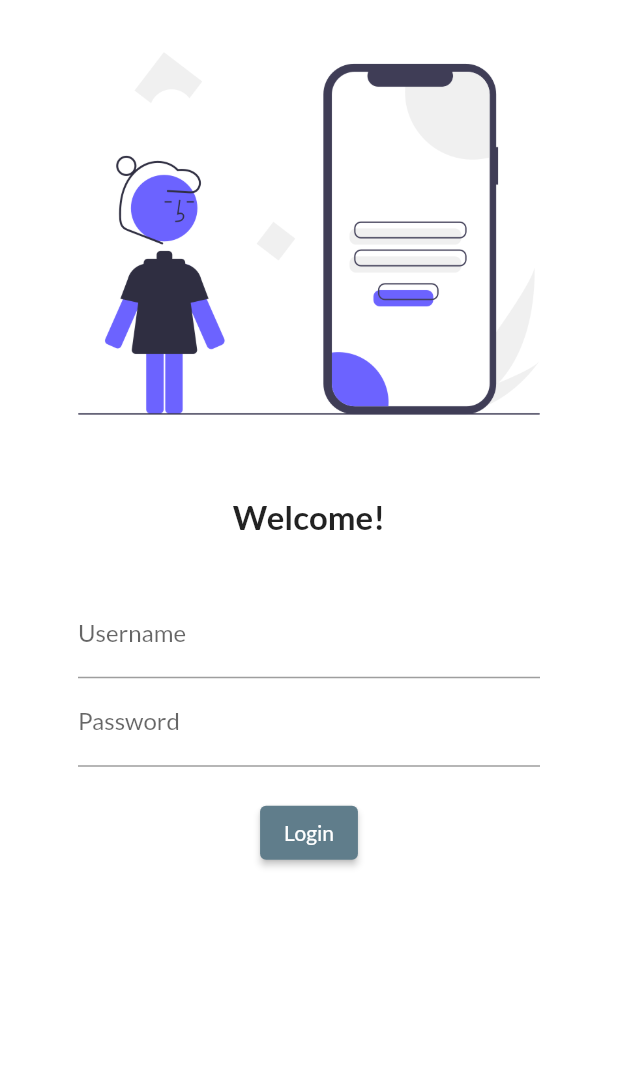
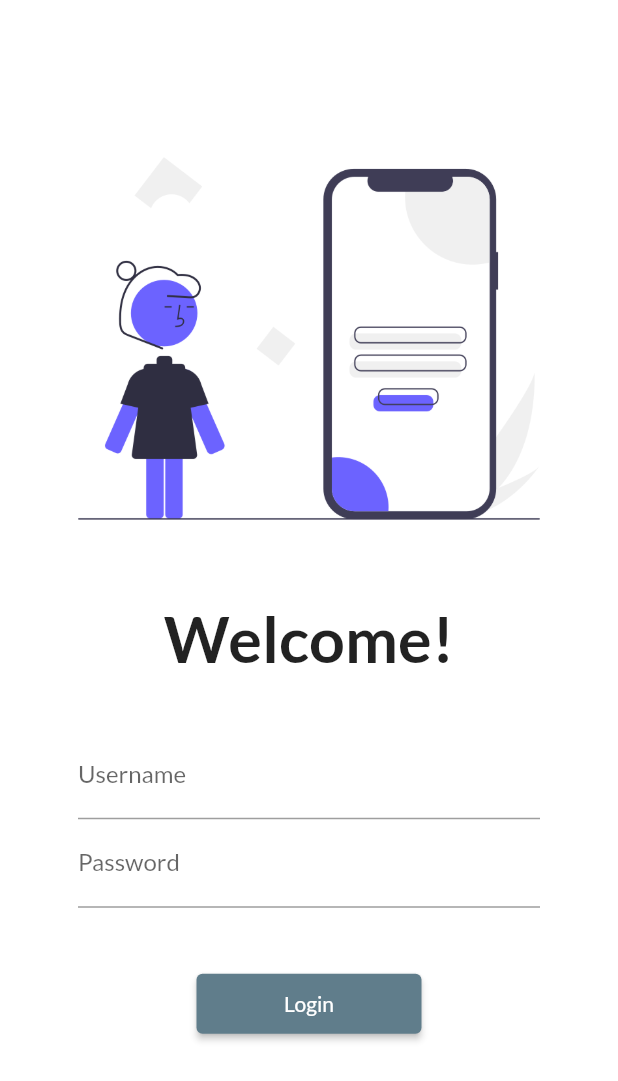
Before and after one commit to Priyankagupta186/flutter, a Flutter app: the screen it shows after launch, on a phone screen of 412 x 824 dp. Shown: the top 1081 px of the screen. Run offline on Flutter 3.47's test engine with Material 2 defaults, Android fonts, the phone set to English and light mode, and no system bars; our stand-ins replace google_fonts.

Commit message:
day  6 completed

```diff
--- a/lib/main.dart
+++ b/lib/main.dart
@@ -1,6 +1,7 @@
 import 'package:flutter/material.dart';
 import 'package:flutter_catalog/screens/home_page.dart';
 import 'package:flutter_catalog/screens/login_page.dart';
+import 'package:flutter_catalog/utils/routes.dart';
 import 'package:google_fonts/google_fonts.dart';
 
 void main(List<String> args) {
@@ -20,13 +21,16 @@ class MyApp extends StatelessWidget {
         primarySwatch: Colors.blueGrey,
         //primaryTextTheme: GoogleFonts.latoTextTheme()
       ),
+      debugShowCheckedModeBanner: false,
       darkTheme: ThemeData(
         brightness: Brightness.dark,
       ),
      // home: HomePage(),
+     initialRoute: "/",
       routes: {
-        '/':(context)=>LoginPage(),
-        '/login':(context)=>LoginPage(),
+        "/":(context)=>LoginPage(),
+        MyRoutes.loginRoute:(context)=>LoginPage(),
+        MyRoutes.homeRoute:(context)=>HomePage(),
       },
     );
   }
--- a/lib/screens/home_page.dart
+++ b/lib/screens/home_page.dart
@@ -9,13 +9,13 @@ class HomePage extends StatelessWidget {
   Widget build(BuildContext context) {
     return Scaffold(
       appBar: AppBar(
-        title: Text('second day'),
-        backgroundColor: Colors.purple,
+        title: Text('Learning App'),
+        backgroundColor: Colors.blue,
        // centerTitle: Text(''),
       ),
       body: Center(
         child: Container(
-          child: Text("welcome to $days days of $name"),
+          child: Text("Home page"),
           //we can also write days in{$days} but since we have only one character so we are not using
         ),
       ),
--- a/lib/screens/login_page.dart
+++ b/lib/screens/login_page.dart
@@ -1,4 +1,5 @@
 import 'package:flutter/material.dart';
+import 'package:flutter_catalog/utils/routes.dart';
 
 class LoginPage extends StatelessWidget {
   const LoginPage({Key? key}) : super(key: key);
@@ -7,8 +8,12 @@ class LoginPage extends StatelessWidget {
   Widget build(BuildContext context) {
     return Material(
         color: Colors.white,
+        child: SingleChildScrollView(
           child: Column(
             children: [
+              SizedBox(
+                height: 70.0,
+              ),
               Image.asset(
                 "assests/images/login_image1.png",
                 fit: BoxFit.cover,
@@ -19,7 +24,7 @@ class LoginPage extends StatelessWidget {
               const Text(
                 "Welcome!",
                 style: TextStyle(
-                fontSize: 22,
+                  fontSize: 42,
                   fontWeight: FontWeight.bold,
                 ),
               ),
@@ -27,8 +32,8 @@ class LoginPage extends StatelessWidget {
                 height: 20,
               ),
               Padding(
-              padding:
-                  const EdgeInsets.symmetric(vertical: 16.0, horizontal: 52.0),
+                padding: const EdgeInsets.symmetric(
+                    vertical: 16.0, horizontal: 52.0),
                 child: Column(
                   children: [
                     TextFormField(
@@ -45,19 +50,21 @@ class LoginPage extends StatelessWidget {
                       ),
                     ),
                     SizedBox(
-                    height: 20.0,
+                      height: 40.0,
                     ),
                     ElevatedButton(
                       child: Text('Login'),
-                    style: TextButton.styleFrom(),
+                      style: TextButton.styleFrom(minimumSize: Size(150, 40)),
                       onPressed: () {
-                      print("login succesfull");
+                        // print("login succesfull");
+                        Navigator.pushNamed(context, MyRoutes.homeRoute);
                       },
                     )
                   ],
                 ),
               )
             ],
+          ),
         ));
   }
 }
--- /dev/null
+++ b/lib/utils/routes.dart
@@ -0,0 +1,5 @@
+class MyRoutes {
+  static String loginRoute = "/login";
+  static String homeRoute = "/home";
+
+}
```
Lines whose indentation alone changed are shown as unchanged.
